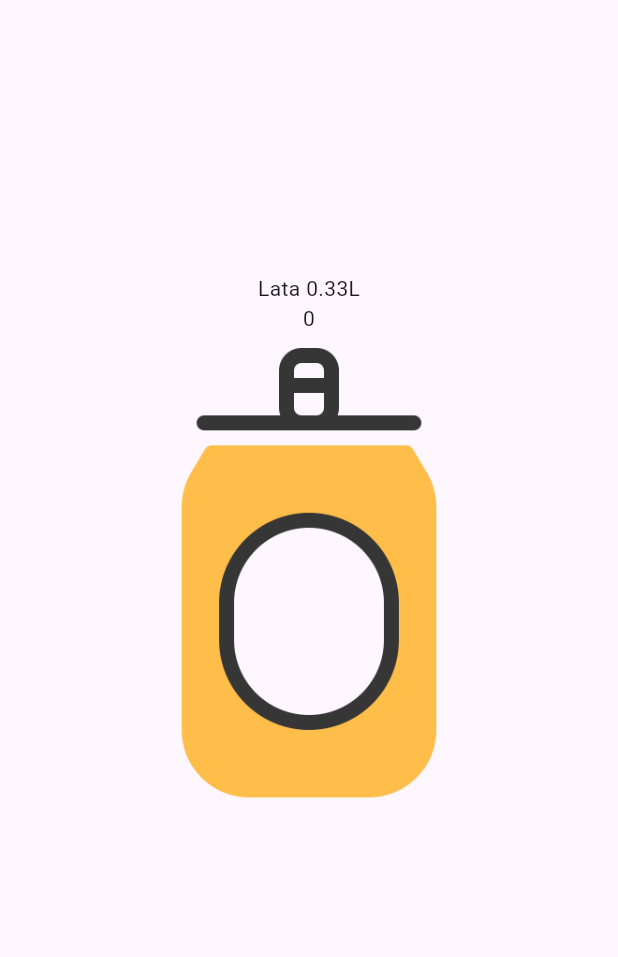
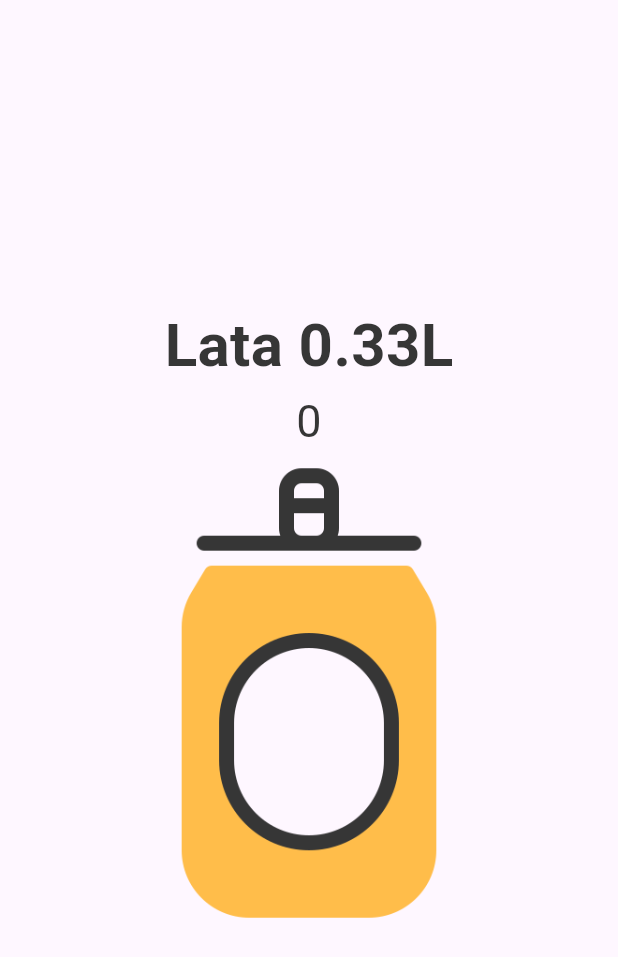
Before and after one commit to andr-33/beer-counter, a Flutter app: the screen it shows after launch, on a phone screen of 412 x 824 dp. Shown: the top 957 px of the screen. Run offline on Flutter 3.47's test engine with Material 3 defaults, Android fonts, the phone set to English and light mode, and no system bars; drawn by our look-alikes of carousel_slider; our stand-ins replace google_fonts.

Commit message:
ft: UI contador

```diff
--- a/lib/domain/models/beer_model.dart
+++ b/lib/domain/models/beer_model.dart
@@ -13,10 +13,10 @@ class BeerModel{
 
   factory BeerModel.fromJSON(Map<String, dynamic> json){
     return BeerModel(
-      type: json['type'],
-      amount: json['amount'],
-      liters: json['liters'],
-      image: json['image']
+      type: json['type'] as String,
+      amount: json['amount'] as int,
+      liters: json['liters'] as double,
+      image: json['image'] as String
     );
   }
 
--- a/lib/presentation/screens/counter_screen.dart
+++ b/lib/presentation/screens/counter_screen.dart
@@ -1,6 +1,5 @@
 import 'package:beer_counter/data/services/services.dart';
-import 'package:beer_counter/presentation/widgets/beer_counter.dart';
-import 'package:beer_counter/presentation/widgets/vertical_slider.dart';
+import 'package:beer_counter/presentation/widgets/BeerCounter/beer_counter.dart';
 import 'package:carousel_slider/carousel_slider.dart';
 import 'package:flutter/material.dart';
 
@@ -21,8 +20,8 @@ class CounterScreen extends StatelessWidget {
               items: snapshot.data?.map((beer) {
                 return Padding(
                     padding: EdgeInsets.symmetric(vertical: 20),
-                    child: VerticalSlider(
-                      child: BeerCounter(type: beer.type, amount: beer.amount, liters: beer.liters, image: beer.image),
+                    child: BeerCounter(
+                      beer: beer,
                     ));
               }).toList(),
             );
--- /dev/null
+++ b/lib/presentation/widgets/BeerCounter/beer_counter.dart
@@ -0,0 +1,84 @@
+import 'package:beer_counter/domain/models/beer_model.dart';
+import 'package:flutter/material.dart';
+import 'package:google_fonts/google_fonts.dart';
+
+class BeerCounter extends StatefulWidget {
+  final BeerModel beer;
+
+  const BeerCounter({super.key, required this.beer});
+
+  @override
+  State<BeerCounter> createState() => _BeerCounterState();
+}
+
+class _BeerCounterState extends State<BeerCounter> {
+  double _translateY = 0;
+  bool _isSwiping = false;
+  int _amountColor = 0xFF363636;
+
+  @override
+  Widget build(BuildContext context) {
+    BeerModel beer = widget.beer;
+
+    return GestureDetector(
+        onVerticalDragUpdate: (details) {
+          if (details.primaryDelta! < -10 && !_isSwiping) {
+            _isSwiping = true;
+
+            setState(() {
+              _translateY = -20;
+              beer.amount++;
+              _amountColor = 0xFF63BF94;
+            });
+          }
+
+          if (details.primaryDelta! > 10 && !_isSwiping) {
+            _isSwiping = true;
+
+            setState(() {
+              _translateY = 20;
+              if (beer.amount > 0) {
+                beer.amount--;
+                _amountColor = 0xFFF2522E;
+              }
+            });
+          }
+        },
+        onVerticalDragEnd: (details) {
+          _isSwiping = false;
+          setState(() {
+            _translateY = 0;
+            _amountColor = 0xFF363636;
+          });
+        },
+        child: AnimatedContainer(
+          //color: Colors.blueGrey,
+          width: MediaQuery.of(context).size.width,
+          margin: const EdgeInsets.symmetric(horizontal: 5),
+          duration: const Duration(milliseconds: 300),
+          curve: Curves.ease,
+          transform: Matrix4.translationValues(0, _translateY, 0),
+          child: Column(
+            mainAxisAlignment: MainAxisAlignment.center,
+            children: [
+              Text(
+                "${beer.type} ${beer.liters}L",
+                style: GoogleFonts.lexendDeca(
+                    fontSize: 40,
+                    fontWeight: FontWeight.w600,
+                    color: Color(0xFF363636)
+                ),
+              ),
+              Text(
+                "${beer.amount}",
+                style: GoogleFonts.lexendDeca(
+                  fontSize: 30,
+                  color: Color(_amountColor)
+                ),
+              ),
+              Image.asset('lib/assets/images/${beer.image}')
+            ],
+          ),
+        ));
+  }
+}
--- a/lib/presentation/widgets/beer_counter.dart
+++ /dev/null
@@ -1,27 +0,0 @@
-import 'package:flutter/material.dart';
-
-class BeerCounter extends StatelessWidget{
-  final String type;
-  final int amount;
-  final double liters;
-  final String? image;
-
-  const BeerCounter({
-    super.key,
-    required this.type,
-    required this.amount,
-    required this.liters,
-    this.image
-  });
-
-  @override
-  Widget build (BuildContext context){
-    return Column(
-      children: [
-        Text("$type ${liters}L"),
-        Text("$amount"),
-        Image.asset('lib/assets/images/$image')
-      ],
-    );
-  }
-}
--- a/lib/presentation/widgets/vertical_slider.dart
+++ /dev/null
@@ -1,58 +0,0 @@
-import 'package:flutter/material.dart';
-
-class VerticalSlider extends StatefulWidget{
-  final Widget child;
-
-  const VerticalSlider({
-    super.key,
-    required this.child
-  });
-
-  @override
-  State<VerticalSlider> createState ()=> _VerticalSliderState();
-}
-
-class _VerticalSliderState extends State<VerticalSlider>{
-  double _translateY = 0;
-  bool _isSwiping = false;
-
-  @override
-  Widget build (BuildContext context){
-    Widget child = widget.child;
-
-    return GestureDetector(
-      onVerticalDragUpdate: (details){
-        if(details.primaryDelta! < -10 && !_isSwiping){
-          _isSwiping = true;
-
-          setState(() {
-            _translateY = -20;
-          });
-        }
-
-        if(details.primaryDelta! > 10 && !_isSwiping){
-          _isSwiping = true;
-
-          setState(() {
-            _translateY = 20;
-          });
-        }
-      },
-      onVerticalDragEnd: (details){
-        _isSwiping = false;
-        setState(() {
-          _translateY = 0;
-        });
-      },
-      child: AnimatedContainer(
-        width: MediaQuery.of(context).size.width,
-        margin: const EdgeInsets.symmetric(horizontal: 5),
-        duration: const Duration(milliseconds: 300),
-        curve: Curves.ease,
-        transform: Matrix4.translationValues(0, _translateY, 0),
-        child: child,
-      ),
-    );
-  }
-
-}
--- a/pubspec.yaml
+++ b/pubspec.yaml
@@ -10,6 +10,7 @@ dependencies:
   flutter:
     sdk: flutter
   carousel_slider: ^4.2.1
+  google_fonts: ^6.1.0
 
 dev_dependencies:
   flutter_test:
```
Also changed, not shown: pubspec.lock, 1 other file.
